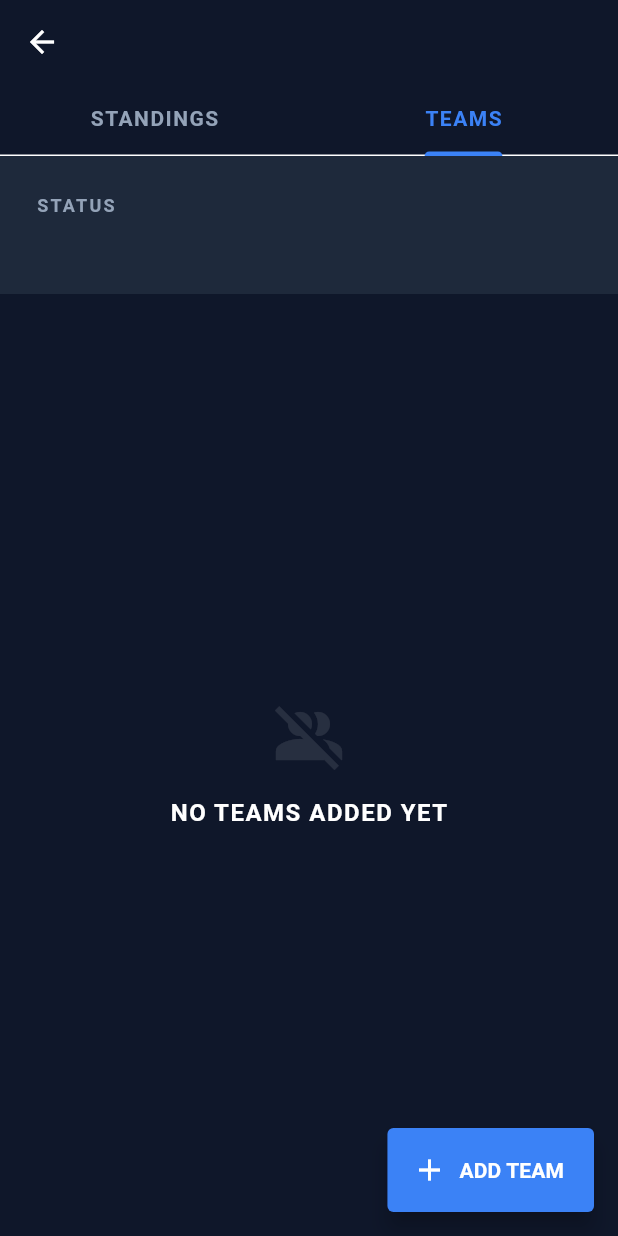
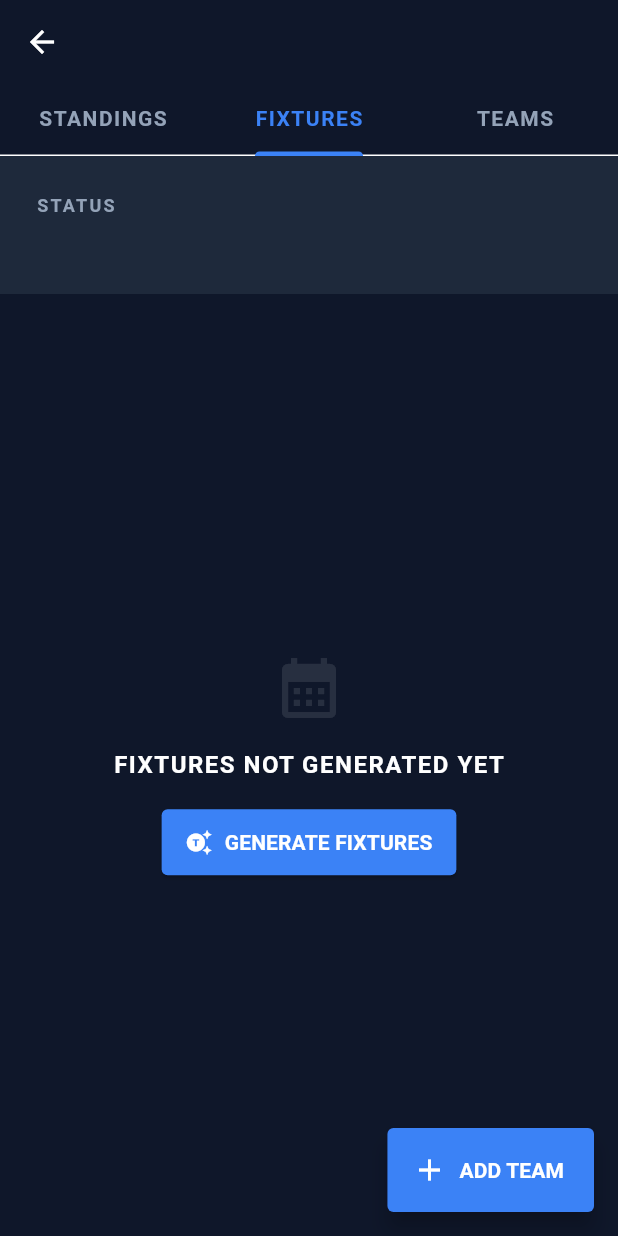
Before and after one commit to YusaEmirMetin/Rotation, a Flutter app: the TournamentDetailScreen screen opened directly with empty values, tab 2 chosen, on a phone screen of 412 x 824 dp. Run offline on Flutter 3.47's test engine with Material 3 defaults, Android fonts, the phone set to English and light mode, and no system bars; missing offline and left inert: stomp_dart_client; network calls fail.

Commit message:
Faz 3: Fikstür Frontend Arayüzü (Tab Eklendi)

```diff
--- a/mobile_app/lib/tournament_detail_screen.dart
+++ b/mobile_app/lib/tournament_detail_screen.dart
@@ -26,6 +26,7 @@ class _TournamentDetailScreenState extends State<TournamentDetailScreen> {
   List<dynamic> _tournamentTeams = [];
   List<dynamic> _allTeams = [];
   List<dynamic> _standings = [];
+  List<dynamic> _fixtures = [];
 
   @override
   void initState() {
@@ -148,7 +149,7 @@ class _TournamentDetailScreenState extends State<TournamentDetailScreen> {
   @override
   Widget build(BuildContext context) {
     return DefaultTabController(
-      length: 2,
+      length: 3,
       child: AnnotatedRegion<SystemUiOverlayStyle>(
         value: SystemUiOverlayStyle.light,
         child: Scaffold(
@@ -171,6 +172,7 @@ class _TournamentDetailScreenState extends State<TournamentDetailScreen> {
               labelStyle: TextStyle(fontWeight: FontWeight.bold, letterSpacing: 1),
               tabs: [
                 Tab(text: 'STANDINGS'),
+                Tab(text: 'FIXTURES'),
                 Tab(text: 'TEAMS'),
               ],
             ),
@@ -215,7 +217,10 @@ class _TournamentDetailScreenState extends State<TournamentDetailScreen> {
                           // TAB 1: STANDINGS
                           _buildStandingsTab(),
 
-                          // TAB 2: TEAMS
+                          // TAB 2: FIXTURES
+                          _buildFixturesTab(),
+
+                          // TAB 3: TEAMS
                           _buildTeamsTab(),
                         ],
                       ),
@@ -290,6 +295,43 @@ class _TournamentDetailScreenState extends State<TournamentDetailScreen> {
     );
   }
 
+  Widget _buildFixturesTab() {
+    if (_fixtures.isEmpty) {
+      return Center(
+        child: Column(
+          mainAxisAlignment: MainAxisAlignment.center,
+          children: [
+            Icon(Icons.calendar_month, size: 48, color: Colors.white.withOpacity(0.1)),
+            const SizedBox(height: 16),
+            const Text('FIXTURES NOT GENERATED YET', style: TextStyle(fontSize: 16, fontWeight: FontWeight.bold, color: Colors.white, letterSpacing: 1)),
+            const SizedBox(height: 16),
+            ElevatedButton.icon(
+              onPressed: () {
+                // TODO: Fikstür oluşturma algoritması backend'de yazıldığında buraya bağlanacak.
+                ScaffoldMessenger.of(context).showSnackBar(const SnackBar(content: Text('Fixture generation is under construction!')));
+              },
+              icon: const Icon(Icons.generating_tokens, color: Colors.white, size: 18),
+              label: const Text('GENERATE FIXTURES', style: TextStyle(color: Colors.white, fontWeight: FontWeight.bold)),
+              style: ElevatedButton.styleFrom(
+                backgroundColor: kPrimary,
+                padding: const EdgeInsets.symmetric(horizontal: 16, vertical: 12),
+                shape: RoundedRectangleBorder(borderRadius: BorderRadius.circular(4)), // Corporate sharp corner
+              ),
+            ),
+          ],
+        ),
+      );
+    }
+
+    return ListView.builder(
+      padding: const EdgeInsets.all(16),
+      itemCount: _fixtures.length,
+      itemBuilder: (context, index) {
+        return const SizedBox.shrink(); // Placeholder for future fixture cards
+      },
+    );
+  }
+
   Widget _buildTeamsTab() {
     if (_tournamentTeams.isEmpty) {
       return Center(
```
